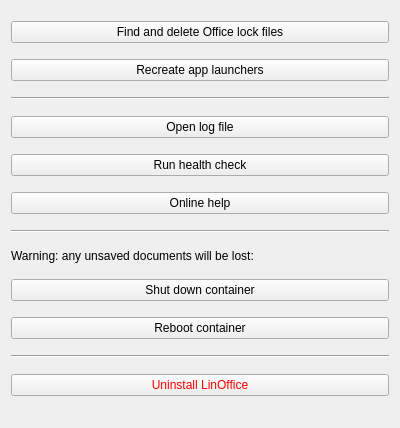
Old version of the form gui/troubleshooting.ui in the repository j0hnVu/linoffice.
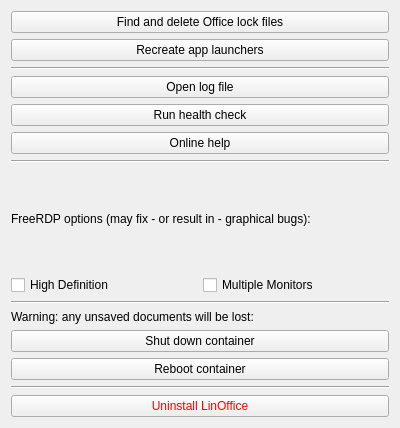
New version of the form. Icons and pictures are not drawn.

Commit message: Add checkboxes for xfreerdp "hidef" and "multimon" options in GUI

The edit to the form file:
```diff
--- a/gui/troubleshooting.ui
+++ b/gui/troubleshooting.ui
@@ -64,6 +64,38 @@
        </property>
       </widget>
      </item>
+     <item>
+      <widget class="Line" name="line_4">
+       <property name="orientation">
+        <enum>Qt::Orientation::Horizontal</enum>
+       </property>
+      </widget>
+     </item>
+     <item>
+      <widget class="QLabel" name="label_2">
+       <property name="text">
+        <string>FreeRDP options (may fix - or result in - graphical bugs):</string>
+       </property>
+      </widget>
+     </item>
+     <item>
+      <layout class="QHBoxLayout" name="horizontalLayout_2">
+       <item>
+        <widget class="QCheckBox" name="checkBox_hidef">
+         <property name="text">
+          <string>High Definition</string>
+         </property>
+        </widget>
+       </item>
+       <item>
+        <widget class="QCheckBox" name="checkBox_multimon">
+         <property name="text">
+          <string>Multiple Monitors</string>
+         </property>
+        </widget>
+       </item>
+      </layout>
+     </item>
      <item>
       <widget class="Line" name="line">
        <property name="orientation">
```
The commit also changes 4 other files.
